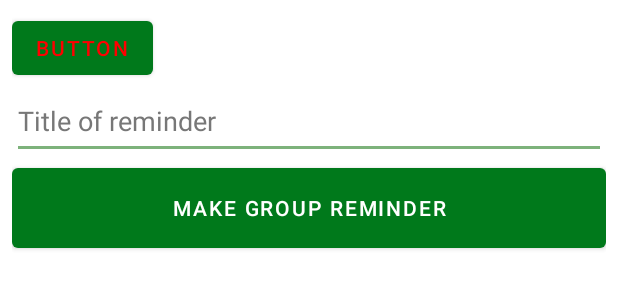
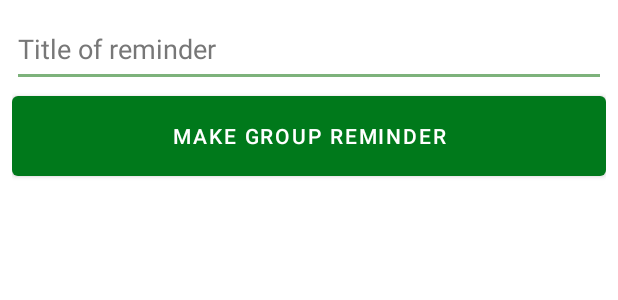
Before and after one commit to Adz946/TouchGrass, an Android app: the layout fragment_new_reminder.xml on its own in the app's theme, with its tools: preview values and no code run, on a phone screen of 412 x 824 dp. Shown: the top 300 px of the screen. Run offline under Robolectric (Android 15) with nearby library versions, the phone set to English and light mode, and no system bars.

Commit message:
reversing blaynes button coz im toxic

```diff
--- a/TouchGrass App/app/src/main/res/layout/fragment_new_reminder.xml
+++ b/TouchGrass App/app/src/main/res/layout/fragment_new_reminder.xml
@@ -9,14 +9,6 @@
     android:orientation="vertical"
     android:weightSum="100"
     android:layout_margin="8dp">
-
-
-    <Button
-        android:id="@+id/button"
-        android:layout_width="wrap_content"
-        android:layout_height="wrap_content"
-        android:text="Button"
-        android:textColor="@color/red"/>
 
     <EditText
         android:id="@+id/title_of_reminder"
@@ -33,8 +25,8 @@
         android:id="@+id/make_group_reminder_button"
         android:layout_width="match_parent"
         android:layout_height="65dp"
-        android:text="@string/make_group_reminder"
-        android:layout_weight="0"/>
+        android:layout_weight="0"
+        android:text="@string/make_group_reminder" />
 
     <androidx.constraintlayout.widget.ConstraintLayout
         android:layout_width="0dp"
```
